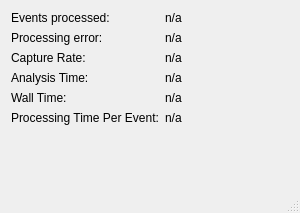
Old version of the form mosaicgui/ui/statisticsview.ui in the repository usnistgov/mosaic.
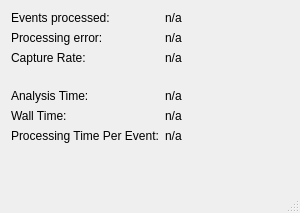
New version of the form.

Commit message: Updated statistics view layout.

What changed in the file:
```diff
--- a/mosaicgui/ui/statisticsview.ui
+++ b/mosaicgui/ui/statisticsview.ui
@@ -57,6 +57,22 @@
          </property>
         </widget>
        </item>
+       <item>
+        <spacer name="verticalSpacer_2">
+         <property name="orientation">
+          <enum>Qt::Vertical</enum>
+         </property>
+         <property name="sizeType">
+          <enum>QSizePolicy::Maximum</enum>
+         </property>
+         <property name="sizeHint" stdset="0">
+          <size>
+           <width>20</width>
+           <height>18</height>
+          </size>
+         </property>
+        </spacer>
+       </item>
        <item>
         <widget class="QLabel" name="Label_7">
          <property name="toolTip">
@@ -112,6 +128,22 @@
          </property>
         </widget>
        </item>
+       <item>
+        <spacer name="verticalSpacer_3">
+         <property name="orientation">
+          <enum>Qt::Vertical</enum>
+         </property>
+         <property name="sizeType">
+          <enum>QSizePolicy::Maximum</enum>
+         </property>
+         <property name="sizeHint" stdset="0">
+          <size>
+           <width>20</width>
+           <height>18</height>
+          </size>
+         </property>
+        </spacer>
+       </item>
        <item>
         <widget class="QLabel" name="elapsedtimeLabel">
          <property name="text">
@@ -142,10 +174,13 @@
      <property name="orientation">
       <enum>Qt::Vertical</enum>
      </property>
+     <property name="sizeType">
+      <enum>QSizePolicy::MinimumExpanding</enum>
+     </property>
      <property name="sizeHint" stdset="0">
       <size>
        <width>20</width>
-       <height>119</height>
+       <height>10</height>
       </size>
      </property>
     </spacer>
```
Left out of the diff: 2 changed lines with no effect on the pictures.
